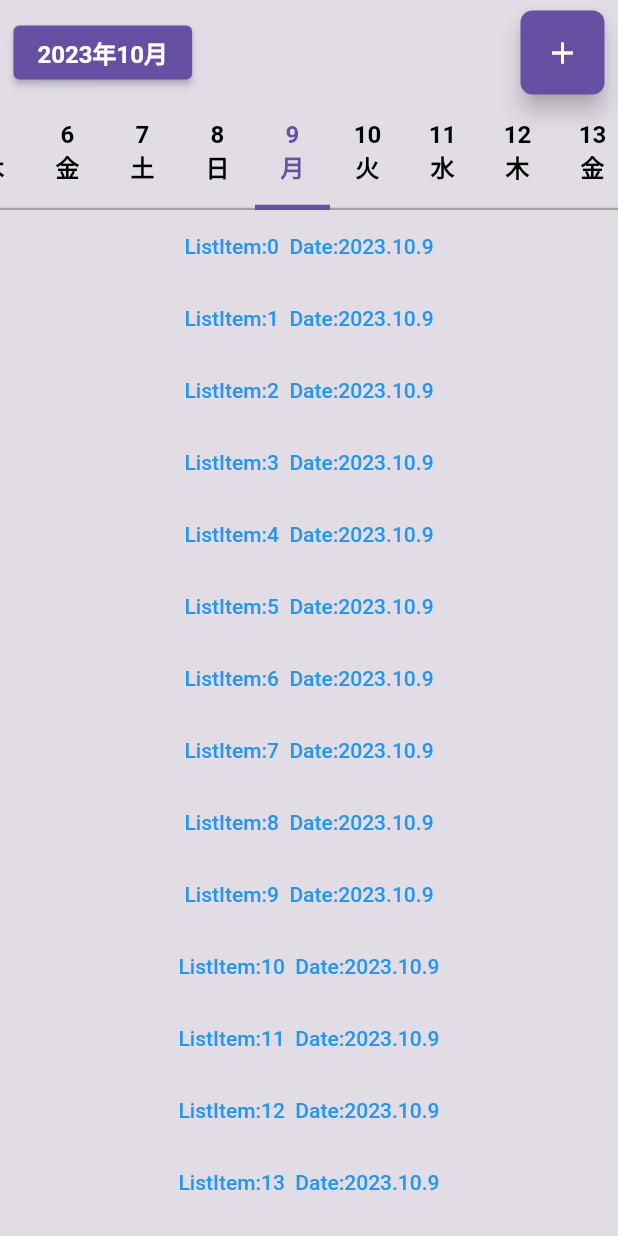
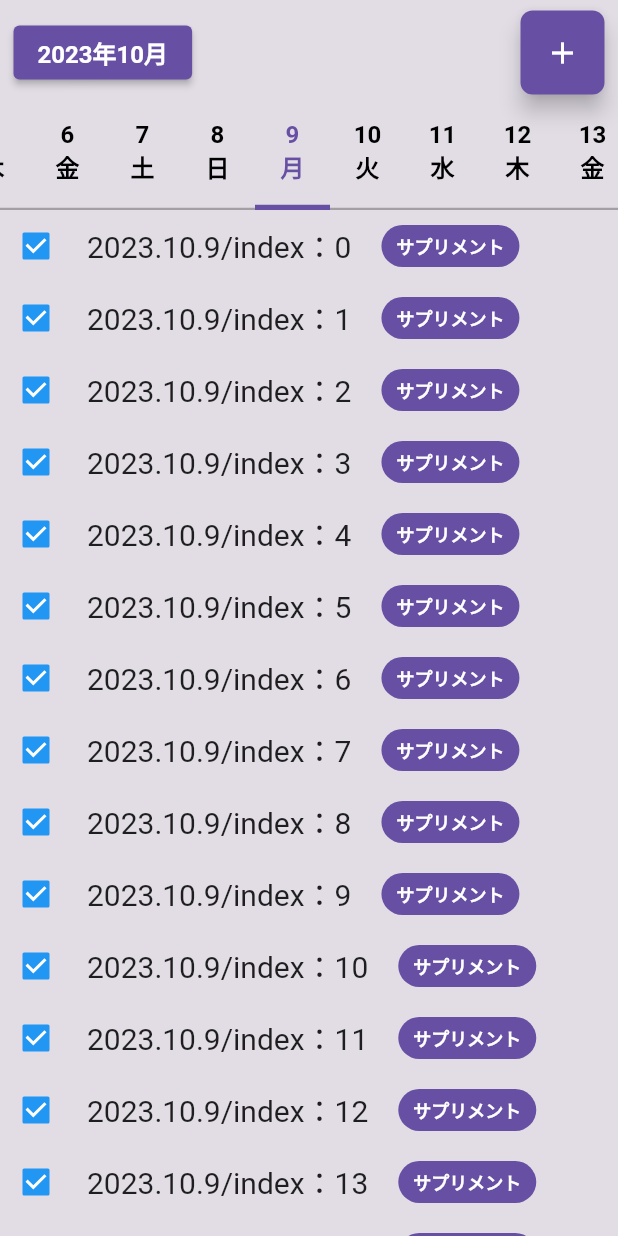
Before and after one commit to rarzyu/supplementToDo, a Flutter app: the screen it shows after launch, on a phone screen of 412 x 824 dp. Run offline on Flutter 3.47's test engine with Material 2 defaults, Android fonts, the phone set to English and light mode, and no system bars; our stand-ins replace flutter_datetime_picker_plus, sqflite; accounts and stored records are empty.

```diff
--- a/lib/config/constants/color.dart
+++ b/lib/config/constants/color.dart
@@ -2,8 +2,8 @@ import 'package:flutter/material.dart';
 
 ///色の定義クラス
 class AppColors {
-  static const themeBackGray = Color.fromRGBO(226, 221, 229, 1); // 基本の背景色
+  static const themeBackGray = Color.fromRGBO(226, 221, 229, 1); //基本の背景色
   static const baseObjectDarkBlue =
-      Color.fromRGBO(103, 80, 164, 1); // オブジェクトで使う紺色
-  static const borderGray = Color.fromRGBO(163, 159, 165, 1); // ボーダー用のグレー
+      Color.fromRGBO(103, 80, 164, 1); //オブジェクトで使う紺色
+  static const borderGray = Color.fromRGBO(163, 159, 165, 1); //ボーダー用のグレー
 }
--- a/lib/main.dart
+++ b/lib/main.dart
@@ -7,8 +7,8 @@ import 'package:supplement_to_do/providers/date_manager_notifier.dart';
 import 'screens/home/home_screen.dart';
 
 void main() {
-  // true:境界を見えるようにする
-  // debugPaintSizeEnabled = true;
+  //true:境界を見えるようにする
+  //debugPaintSizeEnabled = true;
 
   initializeDateFormatting('ja_JP').then((_) => runApp(
         ChangeNotifierProvider(
@@ -21,7 +21,7 @@ void main() {
 class MyApp extends StatelessWidget {
   @override
   Widget build(BuildContext context) {
-    // ステータスバーの文字色を黒に
+    //ステータスバーの文字色を黒に
     SystemChrome.setSystemUIOverlayStyle(SystemUiOverlayStyle.dark);
 
     return MaterialApp(
--- a/lib/models/date_manager.dart
+++ b/lib/models/date_manager.dart
@@ -1,9 +1,9 @@
-/// 日付管理
+///日付管理
 
 class DateManager {
-  DateTime selectedDate; // 選択された日付
+  DateTime selectedDate; //選択された日付
 
-  final minDate = DateTime(DateTime.now().year - 2, 1, 1); // 最小は2年前の1月1日
+  final minDate = DateTime(DateTime.now().year - 2, 1, 1); //最小は2年前の1月1日
   final maxDate = DateTime(DateTime.now().year + 2, 12, 31); //　最大は2年後の12月31日
 
   DateManager({required this.selectedDate});
--- a/lib/providers/date_manager_notifier.dart
+++ b/lib/providers/date_manager_notifier.dart
@@ -1,16 +1,15 @@
-/// 日付の状態管理
-
 import 'package:flutter/material.dart';
 import 'package:provider/provider.dart';
 import '../models/date_manager.dart';
 
+///日付の状態管理
 final dateManagerProvider = ChangeNotifierProvider<DateManagerNotifier>(
     create: (context) => DateManagerNotifier());
 
 class DateManagerNotifier with ChangeNotifier {
   DateManager _dateManager;
 
-  // 初期化の際に、今日の日付を格納するが、now()を使用してしまうと時刻まで入ってしまい比較が不可能になるので年月日のみにして格納
+  //初期化の際に、今日の日付を格納するが、now()を使用してしまうと時刻まで入ってしまい比較が不可能になるので年月日のみにして格納
   DateManagerNotifier()
       : _dateManager = DateManager(
           selectedDate: DateTime(
--- a/lib/screens/home/home_screen.dart
+++ b/lib/screens/home/home_screen.dart
@@ -3,12 +3,12 @@ import 'package:supplement_to_do/screens/home/date_selector.dart';
 import 'package:supplement_to_do/screens/home/home_top_section.dart';
 import 'package:supplement_to_do/screens/home/task_list.dart';
 
-/// 画面全体
+///画面全体
 class HomeScreen extends StatelessWidget {
   @override
   Widget build(BuildContext context) {
     return Scaffold(
-      // リスト
+      //リスト
       body: SafeArea(
         child: Column(
           children: [TopSection(), DateSelector(), TaskList()],
--- a/lib/screens/home/task_list.dart
+++ b/lib/screens/home/task_list.dart
@@ -1,11 +1,12 @@
 import 'package:flutter/material.dart';
 import 'package:intl/intl.dart';
 import 'package:provider/provider.dart';
+import 'package:supplement_to_do/config/constants/color.dart';
 import 'package:supplement_to_do/screens/add_edit/add_edit_screen.dart';
 import '../../providers/date_manager_notifier.dart';
 
-/// タスク一覧セクション
-/// セクション全体
+///タスク一覧セクション
+///セクション全体
 class TaskList extends StatelessWidget {
   @override
   Widget build(BuildContext context) {
@@ -14,7 +15,7 @@ class TaskList extends StatelessWidget {
 
     return Expanded(
       child: ListView.builder(
-          itemCount: 10000,
+          itemCount: 100,
           itemBuilder: (context, index) => ListItem(
                 index: index,
                 selectedDate: dateNotifierWatch.selectedDate,
@@ -23,7 +24,7 @@ class TaskList extends StatelessWidget {
   }
 }
 
-/// リストのアイテム
+///リストのアイテム
 class ListItem extends StatelessWidget {
   final int index;
   final DateTime selectedDate;
@@ -32,16 +33,78 @@ class ListItem extends StatelessWidget {
 
   @override
   Widget build(BuildContext context) {
-    final String viewDate = DateFormat('yyyy.M.d').format(selectedDate);
-    return TextButton(
-      onPressed: () {
-        Navigator.of(context).push(
-          MaterialPageRoute(builder: (context) {
-            return AddEditScreen(index: index);
-          }),
-        );
+    return GestureDetector(
+      //タップ領域をpaddingなども含めるようにする
+      behavior: HitTestBehavior.opaque,
+      onTap: () {
+        Navigator.of(context).push(MaterialPageRoute(builder: (context) {
+          return AddEditScreen(index: index);
+        }));
       },
-      child: Text('ListItem:$index  Date:$viewDate'),
+      child: Row(
+        children: [
+          Padding(
+            padding: EdgeInsets.only(right: 10.0),
+            child: TaskCheckBox(),
+          ),
+          Padding(
+            padding: EdgeInsets.only(right: 20.0),
+            child: TaskText(index: index, selectedDate: selectedDate),
+          ),
+          ClassificationBox(),
+        ],
+      ),
     );
   }
 }
+
+///チェックボックス用
+class TaskCheckBox extends StatelessWidget {
+  @override
+  Widget build(BuildContext context) {
+    return Checkbox(value: true, onChanged: (bool? value) {});
+  }
+}
+
+///タスク名用
+class TaskText extends StatelessWidget {
+  final int index;
+  final DateTime selectedDate;
+  const TaskText({Key? key, required this.index, required this.selectedDate})
+      : super(key: key);
+
+  @override
+  Widget build(BuildContext context) {
+    final String viewDate = DateFormat('yyyy.M.d').format(selectedDate);
+
+    return Text(
+      '$viewDate/index：$index',
+      style: TextStyle(
+        color: Colors.black87,
+        fontSize: 20.0,
+      ),
+    );
+  }
+}
+
+///分類ラベル用
+class ClassificationBox extends StatelessWidget {
+  @override
+  Widget build(BuildContext context) {
+    return Container(
+      padding: EdgeInsets.symmetric(vertical: 5.0, horizontal: 10.0),
+      decoration: BoxDecoration(
+        color: AppColors.baseObjectDarkBlue,
+        borderRadius: BorderRadius.circular(20),
+      ),
+      child: Text(
+        'サプリメント',
+        style: TextStyle(
+          color: Colors.white,
+          fontWeight: FontWeight.bold,
+          fontSize: 12.0,
+        ),
+      ),
+    );
+  }
+}
```
Also changed, not shown: lib/core/data/database/dao/classification_dao.dart (added, +110 -0 lines), lib/core/data/database/db_helper.dart (renamed from lib/core/data/database/helpers/db_helper.dart, +12 -37 lines), lib/core/data/database/dto/classification_dto.dart (added, +36 -0 lines), lib/core/data/repositories/classification_repository.dart (added, +32 -0 lines), lib/screens/home/date_selector.dart (+28 -28 lines), lib/screens/home/home_top_section.dart (+9 -9 lines).
